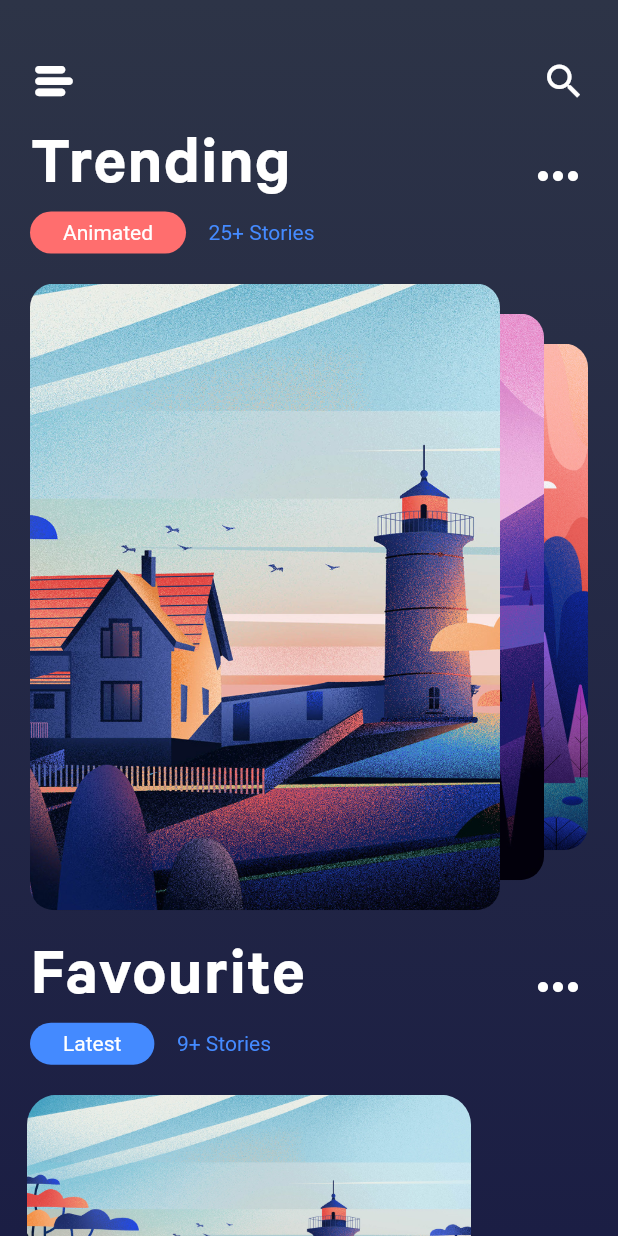
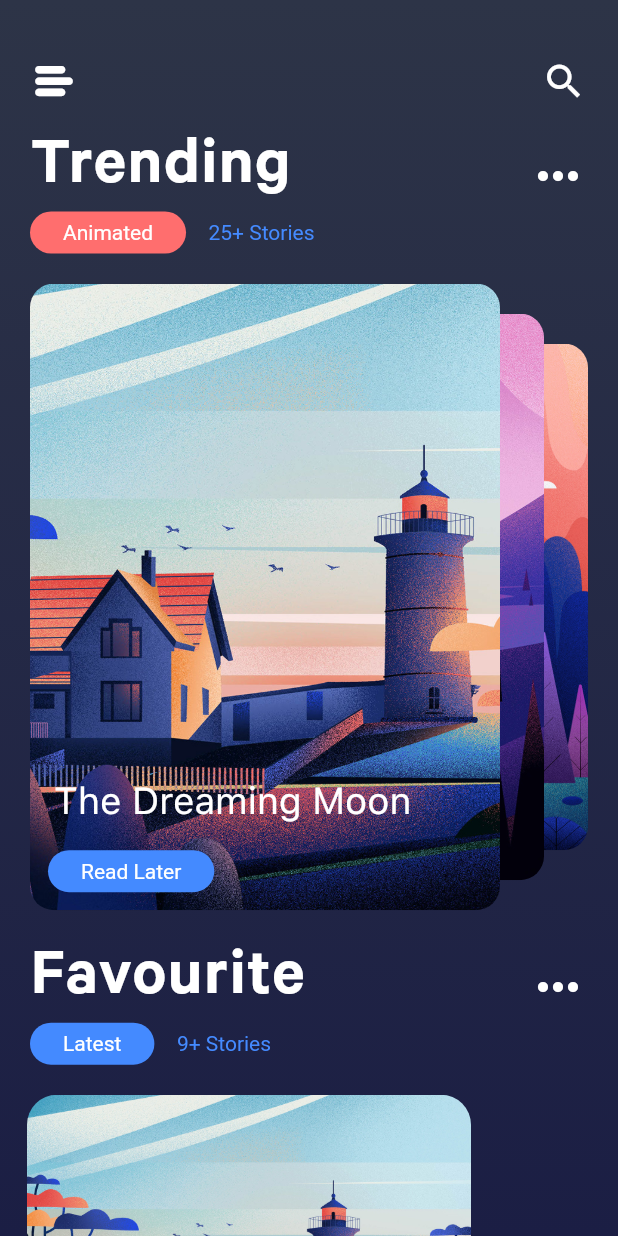
Before and after one commit to xxj2016/flutter_ui_study, a Flutter app: the screen it shows after launch, swiped to page 3, on a phone screen of 412 x 824 dp. Run offline on Flutter 3.47's test engine with Material 2 defaults, Android fonts, the phone set to English and light mode, and no system bars.

Commit message:
添加UI

```diff
--- a/lib/main.dart
+++ b/lib/main.dart
@@ -270,7 +270,36 @@ class CardScrollWidget extends StatelessWidget {
                     fit: StackFit.expand,
                     children: <Widget>[
                       Image.asset(img, fit: BoxFit.cover),
-
+                      Align(
+                        alignment: Alignment.bottomLeft,
+                        child: Column(
+                          mainAxisSize: MainAxisSize.min,
+                          crossAxisAlignment: CrossAxisAlignment.start,
+                          children: <Widget>[
+                            Padding(
+                              padding: EdgeInsets.symmetric(horizontal: 16.0, vertical: 8.0),
+                              child: Text(
+                                title[i],
+                                style: TextStyle(color: Colors.white,fontSize: 25.0, fontFamily: "SF-Pro-Text-Regular"),
+                              ),
+                            ),
+                            SizedBox(height: 10.0,),
+                            Padding(
+                              padding: EdgeInsets.only(
+                                left: 12.0, bottom: 12.0
+                              ),
+                              child: Container(
+                                padding: EdgeInsets.symmetric(horizontal: 22.0, vertical: 6.0),
+                                decoration: BoxDecoration(color: Colors.blueAccent,borderRadius: BorderRadius.circular(20.0)),
+                                child: Text(
+                                  "Read Later",
+                                  style: TextStyle(color: Colors.white,),
+                                ),
+                              ),
+                            )
+                          ],
+                        ),
+                      )
                     ],
                   ),
                 ),
```
